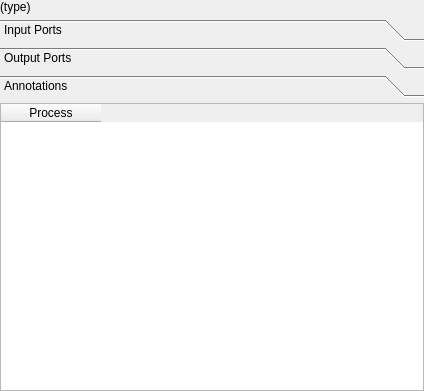
This is tools/FlowSystemDesigner/Ui_FlowComponentDefinitionEditor.ui in mckelley3v/BlackBox as Qt 5 draws it before an edit. The edited form follows.
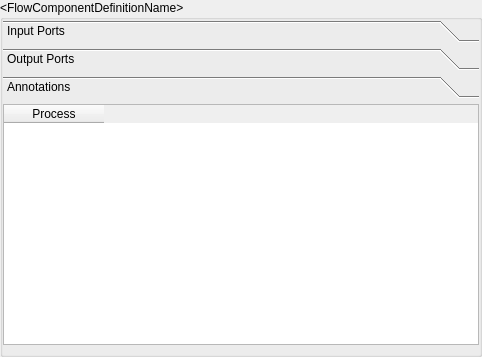
This is the edited form. The open tabs and pages were chosen to show the change.

Commit message:
FlowSystemDesigner: selecting component definition in list updates definition edtor
Add Visual Studio python project

The edit to the form file:
```diff
--- a/tools/FlowSystemDesigner/Ui_FlowComponentDefinitionEditor.ui
+++ b/tools/FlowSystemDesigner/Ui_FlowComponentDefinitionEditor.ui
@@ -6,8 +6,8 @@
    <rect>
     <x>0</x>
     <y>0</y>
-    <width>424</width>
-    <height>391</height>
+    <width>482</width>
+    <height>357</height>
    </rect>
   </property>
   <property name="windowTitle">
@@ -16,21 +16,32 @@
   <property name="flowComponentDefinitionFile" stdset="0">
    <string/>
   </property>
-  <layout class="QGridLayout" name="gridLayout">
+  <layout class="QVBoxLayout" name="verticalLayout">
+   <property name="spacing">
+    <number>0</number>
+   </property>
    <property name="margin">
     <number>0</number>
    </property>
+   <item>
+    <widget class="QGroupBox" name="flowComponentDefinitionGroup">
+     <property name="title">
+      <string>&lt;FlowComponentDefinitionName&gt;</string>
+     </property>
+     <layout class="QVBoxLayout" name="verticalLayout_2">
    <property name="spacing">
     <number>0</number>
    </property>
-   <item row="0" column="0">
-    <widget class="QLabel" name="flowComponentTypeName">
-     <property name="text">
-      <string>(type)</string>
-     </property>
-    </widget>
-   </item>
-   <item row="2" column="0">
+      <property name="leftMargin">
+       <number>0</number>
+      </property>
+      <property name="topMargin">
+       <number>0</number>
+      </property>
+      <property name="rightMargin">
+       <number>0</number>
+      </property>
+      <item>
     <widget class="QToolBox" name="interfaceGroups">
      <property name="currentIndex">
       <number>0</number>
@@ -144,8 +155,8 @@
        <rect>
         <x>0</x>
         <y>0</y>
-        <width>424</width>
-        <height>292</height>
+           <width>480</width>
+           <height>252</height>
        </rect>
       </property>
       <attribute name="label">
@@ -163,6 +174,12 @@
          <property name="horizontalScrollMode">
           <enum>QAbstractItemView::ScrollPerPixel</enum>
          </property>
+            <attribute name="verticalHeaderVisible">
+             <bool>false</bool>
+            </attribute>
+            <attribute name="verticalHeaderDefaultSectionSize">
+             <number>19</number>
+            </attribute>
          <column>
           <property name="text">
            <string>Process</string>
@@ -174,21 +191,8 @@
      </widget>
     </widget>
    </item>
-   <item row="1" column="0">
-    <spacer name="verticalSpacer">
-     <property name="orientation">
-      <enum>Qt::Vertical</enum>
-     </property>
-     <property name="sizeType">
-      <enum>QSizePolicy::Fixed</enum>
-     </property>
-     <property name="sizeHint" stdset="0">
-      <size>
-       <width>20</width>
-       <height>5</height>
-      </size>
-     </property>
-    </spacer>
+     </layout>
+    </widget>
    </item>
   </layout>
  </widget>
```
Left out of the diff: 23 changed lines with no effect on the pictures. Lines whose indentation alone changed are shown as unchanged. The commit also changes 12 other files.
